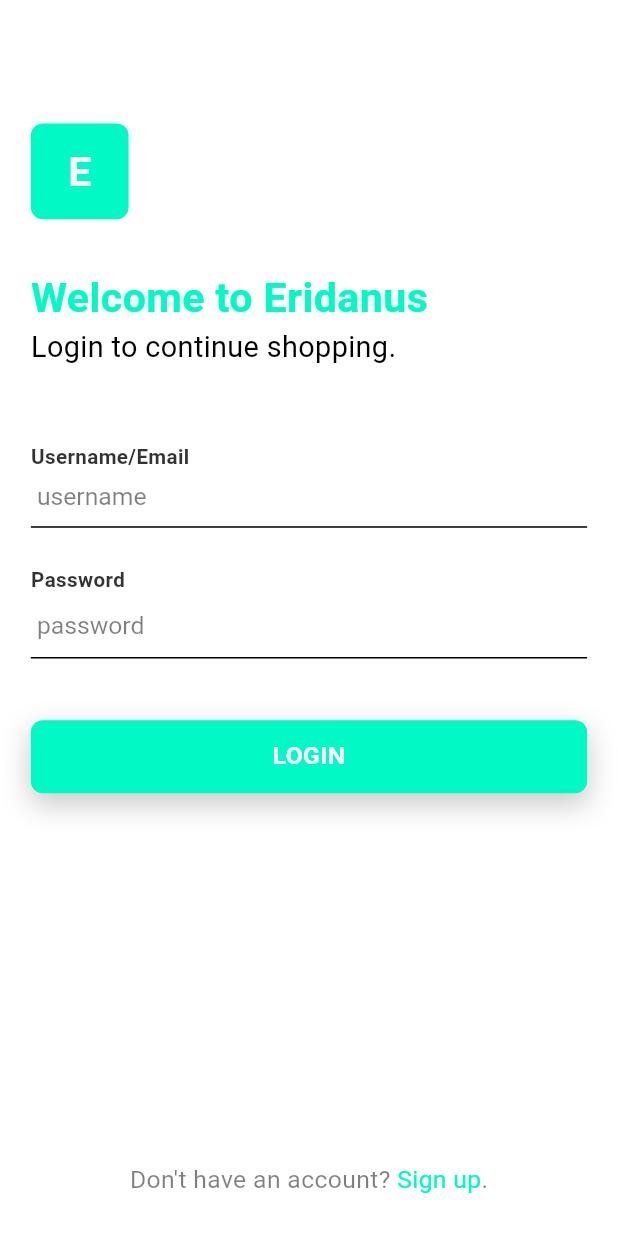
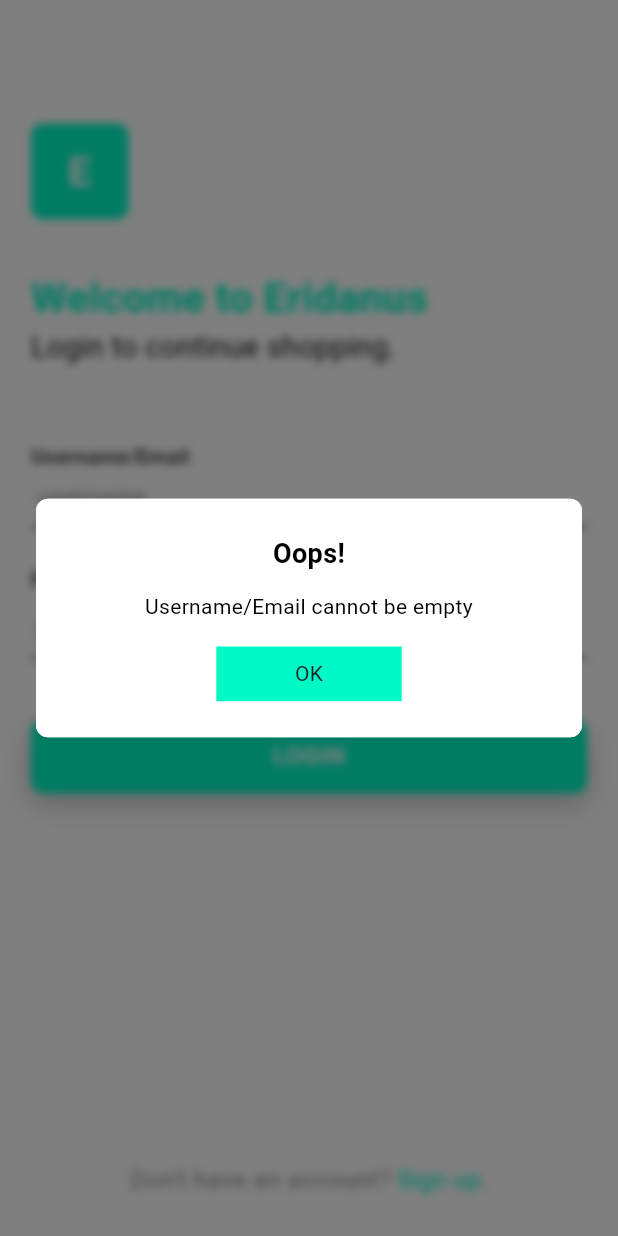
Before and after one commit to adrianmarkj/order_chimps_joel, a Flutter app: the screen it shows after launch, after a tap on "LOGIN", on a phone screen of 412 x 824 dp. Run offline on Flutter 3.47's test engine with Material 3 defaults, Android fonts, the phone set to English and light mode, and no system bars; our stand-ins replace cloud_firestore, connectivity_plus, dartz, dio, equatable, flutter_bloc and 6 more; accounts and stored records are empty.

Commit message:
validate message

```diff
--- a/lib/application/pages/login/login_page.dart
+++ b/lib/application/pages/login/login_page.dart
@@ -6,6 +6,7 @@ import 'package:flutter/material.dart';
 import 'package:flutter_bloc/flutter_bloc.dart';
 import 'package:sizer/sizer.dart';
 
+import '../../../error/messages.dart';
 import '../../../injection.dart';
 import '../../core/routes.dart';
 import '../../core/utils/app_colors.dart';
@@ -130,10 +131,12 @@ class _LoginPageState extends BasePageState<LoginPage> {
 
   bool validate() {
     if (usernameController.text.isEmpty) {
+      showAppDialog(title: ErrorHandler.TITLE_OOPS, message: 'Username/Email cannot be empty');
       return false;
     }
 
     if (passwordController.text.isEmpty) {
+      showAppDialog(title: ErrorHandler.TITLE_OOPS, message: 'Password cannot be empty');
       return false;
     }
 
```
